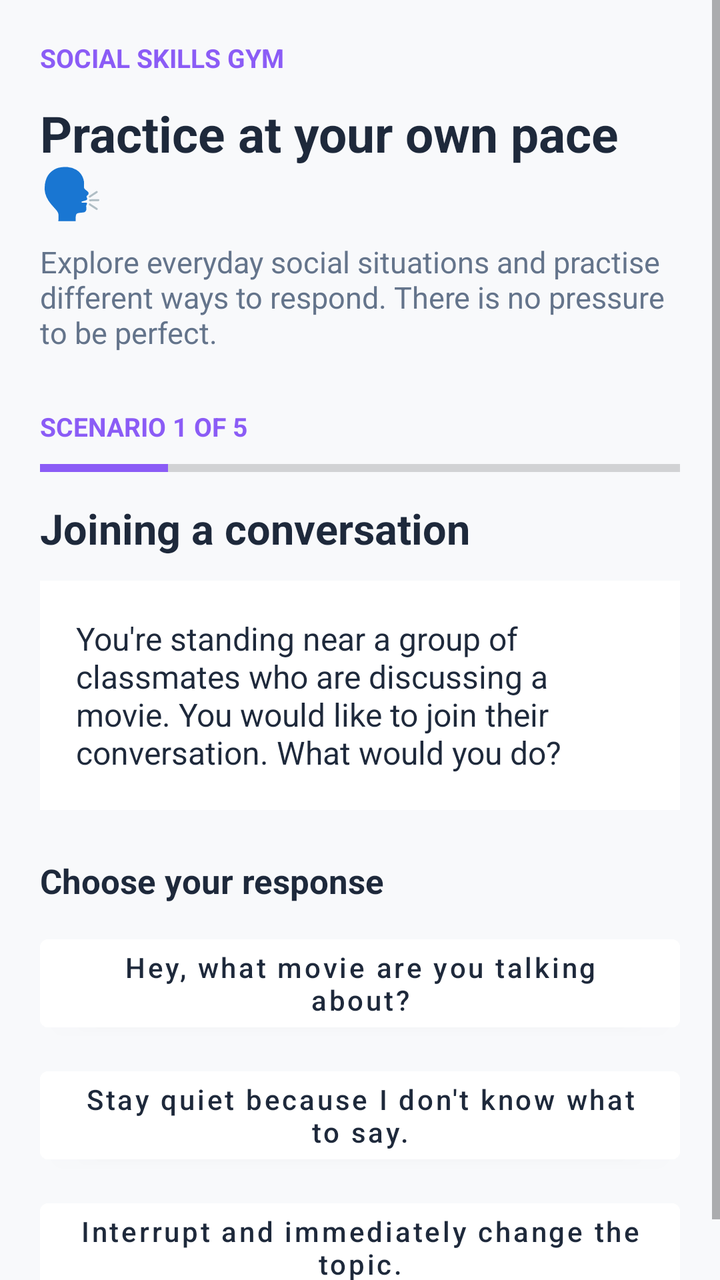
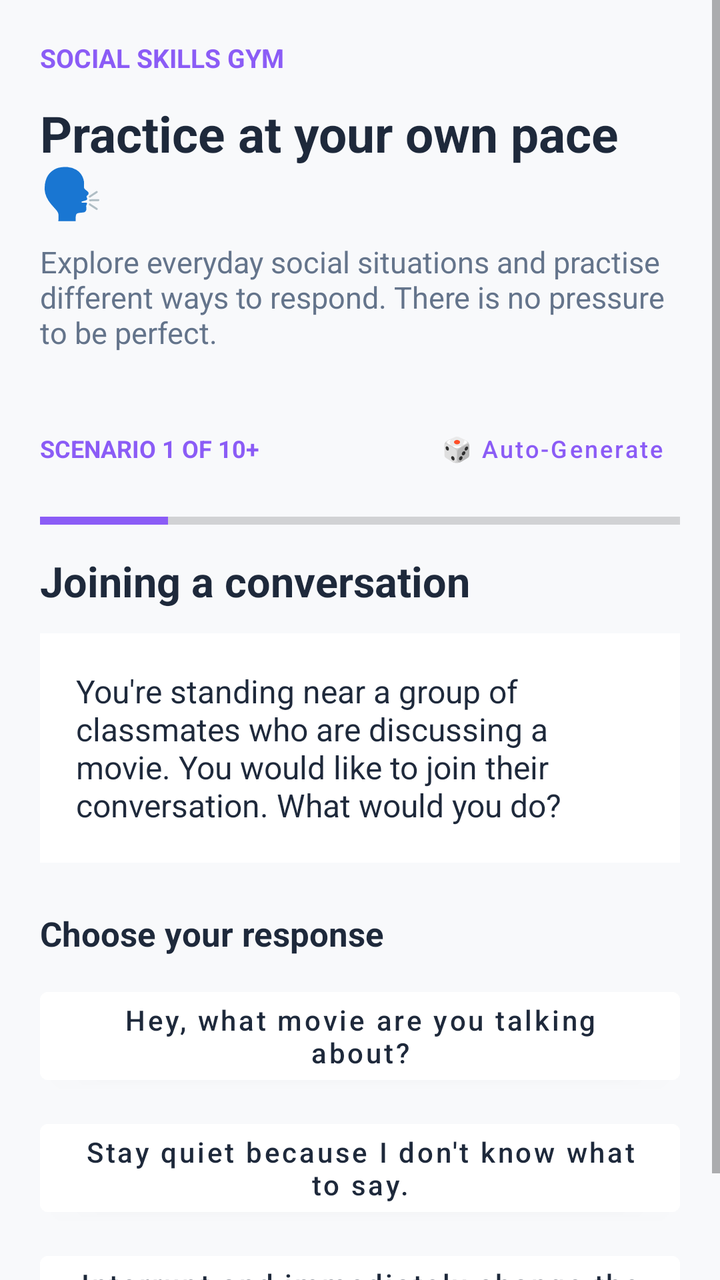

An Android layout rendered at two revisions. The XML below is the earlier revision; the diff shows what the commit changed to produce the second picture.
<!-- AndroidManifest.xml: application theme Theme.LittleByLittle -->
<!-- res/layout/fragment_practice.xml -->
<?xml version="1.0" encoding="utf-8"?>
<ScrollView
    xmlns:android="http://schemas.android.com/apk/res/android"
    android:layout_width="match_parent"
    android:layout_height="match_parent"
    android:background="@color/bg_main"
    android:fillViewport="true">

    <LinearLayout
        android:layout_width="match_parent"
        android:layout_height="wrap_content"
        android:orientation="vertical"
        android:padding="20dp"
        android:paddingBottom="100dp"
        android:clipToPadding="false">

        <TextView
            android:layout_width="wrap_content"
            android:layout_height="wrap_content"
            android:text="SOCIAL SKILLS GYM"
            android:textColor="@color/purple_primary"
            android:textSize="13sp"
            android:textStyle="bold" />

        <TextView
            android:layout_width="match_parent"
            android:layout_height="wrap_content"
            android:layout_marginTop="12dp"
            android:text="Practice at your own pace 🗣️"
            android:textColor="@color/text_primary"
            android:textSize="25sp"
            android:textStyle="bold" />

        <TextView
            android:layout_width="match_parent"
            android:layout_height="wrap_content"
            android:layout_marginTop="8dp"
            android:text="Explore everyday social situations and practise different ways to respond. There is no pressure to be perfect."
            android:textColor="@color/text_secondary"
            android:textSize="15sp" />

        <TextView
            android:id="@+id/tv_scenario_count"
            android:layout_width="wrap_content"
            android:layout_height="wrap_content"
            android:layout_marginTop="28dp"
            android:text="SCENARIO 1 OF 5"
            android:textColor="@color/purple_primary"
            android:textSize="13sp"
            android:textStyle="bold" />

        <ProgressBar
            android:id="@+id/pb_practice_scenario"
            style="?android:attr/progressBarStyleHorizontal"
            android:layout_width="match_parent"
            android:layout_height="8dp"
            android:layout_marginTop="8dp"
            android:max="5"
            android:progress="1"
            android:progressTint="@color/purple_primary" />

        <TextView
            android:id="@+id/tv_scenario_title"
            android:layout_width="match_parent"
            android:layout_height="wrap_content"
            android:layout_marginTop="12dp"
            android:text="Joining a conversation"
            android:textColor="@color/text_primary"
            android:textSize="21sp"
            android:textStyle="bold" />

        <TextView
            android:id="@+id/tv_scenario_description"
            android:layout_width="match_parent"
            android:layout_height="wrap_content"
            android:layout_marginTop="12dp"
            android:padding="18dp"
            android:background="@color/card_surface"
            android:text="You're standing near a group of classmates who are discussing a movie. You would like to join their conversation. What would you do?"
            android:textColor="@color/text_primary"
            android:textSize="16sp" />

        <TextView
            android:layout_width="match_parent"
            android:layout_height="wrap_content"
            android:layout_marginTop="24dp"
            android:text="Choose your response"
            android:textColor="@color/text_primary"
            android:textSize="17sp"
            android:textStyle="bold" />

        <Button
            android:id="@+id/btn_option_a"
            android:layout_width="match_parent"
            android:layout_height="wrap_content"
            android:layout_marginTop="12dp"
            android:minHeight="56dp"
            android:backgroundTint="@color/card_surface"
            android:text="Hey, what movie are you talking about?"
            android:textAllCaps="false"
            android:textColor="@color/text_primary" />

        <Button
            android:id="@+id/btn_option_b"
            android:layout_width="match_parent"
            android:layout_height="wrap_content"
            android:layout_marginTop="10dp"
            android:minHeight="56dp"
            android:backgroundTint="@color/card_surface"
            android:text="Stay quiet because I don't know what to say."
            android:textAllCaps="false"
            android:textColor="@color/text_primary" />

        <Button
            android:id="@+id/btn_option_c"
            android:layout_width="match_parent"
            android:layout_height="wrap_content"
            android:layout_marginTop="10dp"
            android:minHeight="56dp"
            android:backgroundTint="@color/card_surface"
            android:text="Interrupt and immediately change the topic."
            android:textAllCaps="false"
            android:textColor="@color/text_primary" />

        <TextView
            android:id="@+id/tv_feedback"
            android:layout_width="match_parent"
            android:layout_height="wrap_content"
            android:layout_marginTop="20dp"
            android:padding="16dp"
            android:background="@color/purple_pill_bg"
            android:textColor="@color/text_primary"
            android:textSize="15sp"
            android:visibility="gone" />

        <Button
            android:id="@+id/btn_next_scenario"
            android:layout_width="match_parent"
            android:layout_height="wrap_content"
            android:layout_marginTop="20dp"
            android:minHeight="54dp"
            android:backgroundTint="@color/purple_primary"
            android:text="Next Scenario"
            android:textAllCaps="false"
            android:textColor="@color/white"
            android:visibility="gone" />

        
        <com.google.android.material.card.MaterialCardView
            android:id="@+id/card_practice_completion"
            android:layout_width="match_parent"
            android:layout_height="wrap_content"
            android:layout_marginTop="24dp"
            android:visibility="gone"
            android:backgroundTint="@color/card_surface">

            <LinearLayout
                android:layout_width="match_parent"
                android:layout_height="wrap_content"
                android:orientation="vertical"
                android:padding="20dp"
                android:gravity="center">

                <TextView
                    android:layout_width="wrap_content"
                    android:layout_height="wrap_content"
                    android:text="🎉 Fantastic Work! 🌱"
                    android:textSize="20sp"
                    android:textStyle="bold"
                    android:textColor="@color/purple_primary" />

                <TextView
                    android:layout_width="wrap_content"
                    android:layout_height="wrap_content"
                    android:layout_marginTop="8dp"
                    android:gravity="center"
                    android:text="You've explored all 5 social communication scenarios. Every small step builds your confidence in real conversations."
                    android:textColor="@color/text_secondary"
                    android:textSize="14sp" />

                <Button
                    android:id="@+id/btn_practice_again"
                    android:layout_width="wrap_content"
                    android:layout_height="wrap_content"
                    android:layout_marginTop="16dp"
                    android:backgroundTint="@color/purple_primary"
                    android:text="Practice Again 🔄"
                    android:textAllCaps="false"
                    android:textColor="@color/white" />
            </LinearLayout>
        </com.google.android.material.card.MaterialCardView>

    </LinearLayout>

</ScrollView>
<!-- resources referenced by this layout -->
<resources>
  <color name="bg_main">#F8F9FB</color>
  <color name="card_surface">#FFFFFF</color>
  <color name="purple_pill_bg">#EDE9FE</color>
  <color name="purple_primary">#8B5CF6</color>
  <color name="text_primary">#1E293B</color>
  <color name="text_secondary">#64748B</color>
  <color name="white">#FFFFFFFF</color>
  <style name="Theme.LittleByLittle" parent="Theme.MaterialComponents.DayNight.NoActionBar">
          
          <item name="colorPrimary">@color/purple_primary</item>
          <item name="colorPrimaryVariant">@color/purple_gradient_start</item>
          <item name="colorOnPrimary">@color/white</item>
          
          
          <item name="android:windowBackground">@color/bg_main</item>
          <item name="android:statusBarColor">@color/bg_main</item>
          <item name="android:windowLightStatusBar">true</item>
      </style>
  <color name="purple_gradient_start">#7C3AED</color>
</resources>

<!-- the commit's change to res/layout/fragment_practice.xml (unified diff, before → after) -->
@@ -39,15 +39,33 @@
             android:textColor="@color/text_secondary"
             android:textSize="15sp" />
 
-        <TextView
-            android:id="@+id/tv_scenario_count"
-            android:layout_width="wrap_content"
-            android:layout_height="wrap_content"
-            android:layout_marginTop="28dp"
-            android:text="SCENARIO 1 OF 5"
-            android:textColor="@color/purple_primary"
-            android:textSize="13sp"
-            android:textStyle="bold" />
+        <LinearLayout
+            android:layout_width="match_parent"
+            android:layout_height="wrap_content"
+            android:layout_marginTop="24dp"
+            android:gravity="center_vertical"
+            android:orientation="horizontal">
+
+            <TextView
+                android:id="@+id/tv_scenario_count"
+                android:layout_width="0dp"
+                android:layout_height="wrap_content"
+                android:layout_weight="1"
+                android:text="SCENARIO 1 OF 10+"
+                android:textColor="@color/purple_primary"
+                android:textSize="12sp"
+                android:textStyle="bold" />
+
+            <Button
+                android:id="@+id/btn_auto_generate"
+                style="@style/Widget.MaterialComponents.Button.TextButton"
+                android:layout_width="wrap_content"
+                android:layout_height="wrap_content"
+                android:text="🎲 Auto-Generate"
+                android:textSize="12sp"
+                android:textColor="@color/purple_primary"
+                android:textAllCaps="false" />
+        </LinearLayout>
 
         <ProgressBar
             android:id="@+id/pb_practice_scenario"
@@ -179,14 +197,24 @@
                     android:textSize="14sp" />
 
                 <Button
-                    android:id="@+id/btn_practice_again"
+                    android:id="@+id/btn_continue_auto"
                     android:layout_width="wrap_content"
                     android:layout_height="wrap_content"
                     android:layout_marginTop="16dp"
                     android:backgroundTint="@color/purple_primary"
-                    android:text="Practice Again 🔄"
+                    android:text="Continue Auto-Generating Scenarios 🎲"
                     android:textAllCaps="false"
                     android:textColor="@color/white" />
+
+                <Button
+                    android:id="@+id/btn_practice_again"
+                    style="@style/Widget.MaterialComponents.Button.TextButton"
+                    android:layout_width="wrap_content"
+                    android:layout_height="wrap_content"
+                    android:layout_marginTop="8dp"
+                    android:text="Review from Start 🔄"
+                    android:textAllCaps="false"
+                    android:textColor="@color/purple_primary" />
             </LinearLayout>
         </com.google.android.material.card.MaterialCardView>
 
